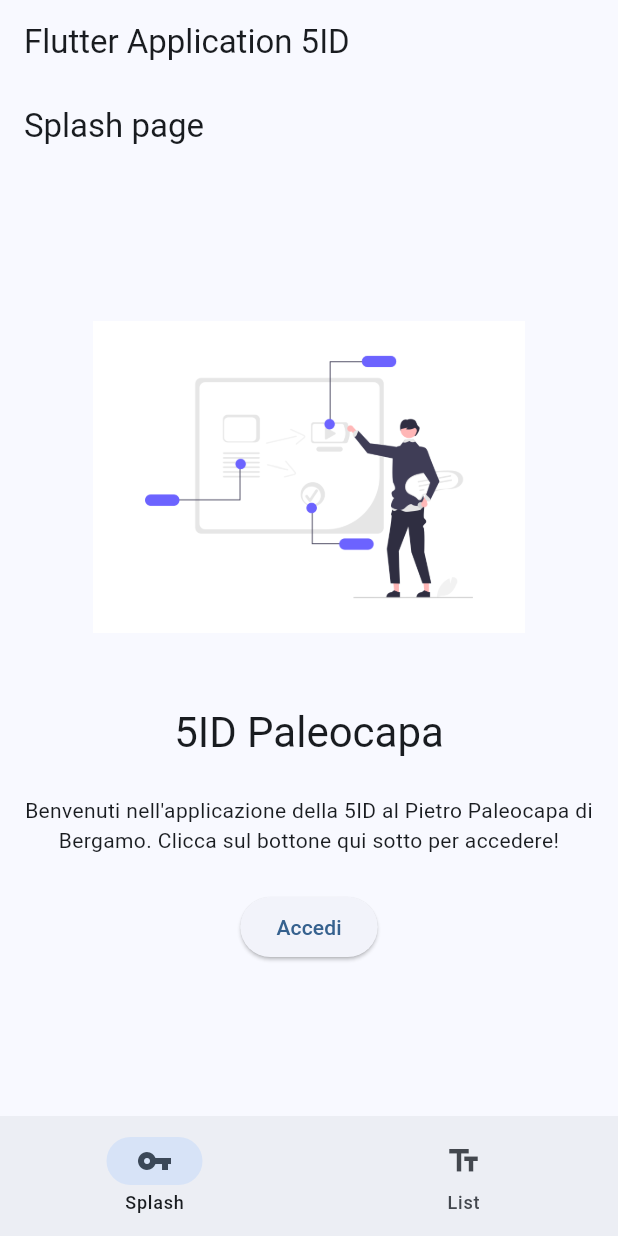
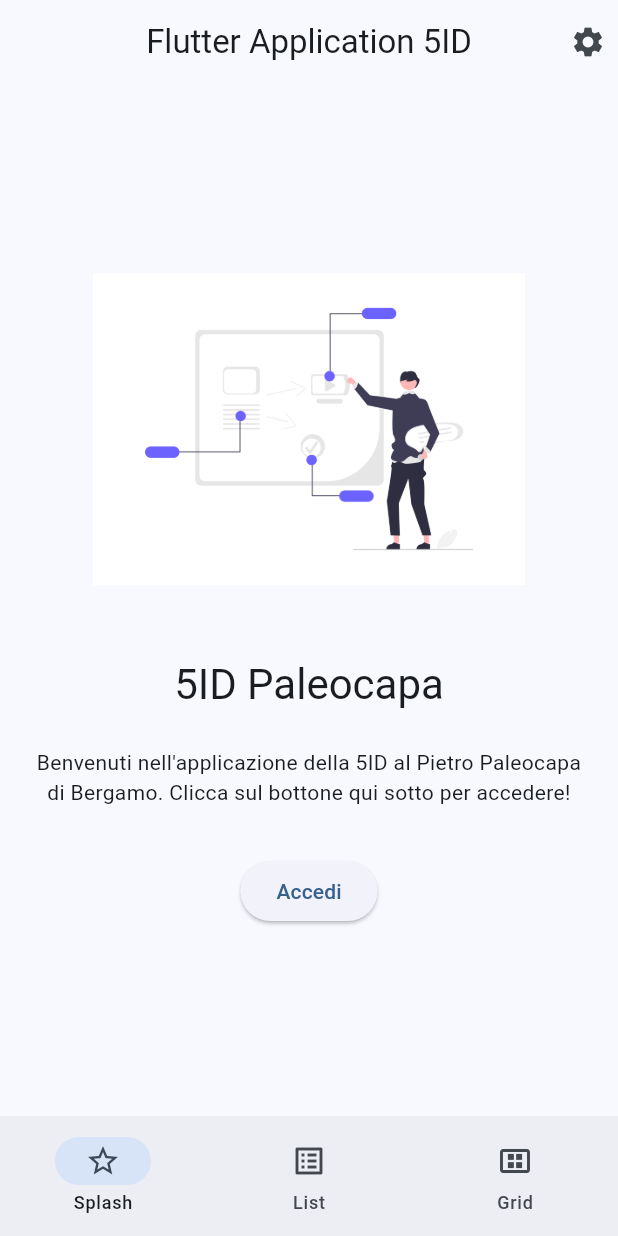
Before and after one commit to polilluminato/presentazione-flutter-paleocapa-2023, a Flutter app: the screen it shows after launch, on a phone screen of 412 x 824 dp. Run offline on Flutter 3.47's test engine with Material 2 defaults, Android fonts, the phone set to English and light mode, and no system bars.

Commit message:
feat: Migliorati i layout

```diff
--- a/code/flutter_5id/lib/main.dart
+++ b/code/flutter_5id/lib/main.dart
@@ -1,4 +1,5 @@
 import 'package:flutter/material.dart';
+import 'package:flutter_5id/pages/griglia_page.dart';
 import 'package:flutter_5id/pages/lista_page.dart';
 import 'package:flutter_5id/pages/splash_page.dart';
 
@@ -35,15 +36,24 @@ class MyHomePage extends StatefulWidget {
 
 class _MyHomePageState extends State<MyHomePage> {
   int selectedTab = 0;
-  List<Widget> tabList = <Widget>[const SplashPage(), const ListPage()];
+  List<Widget> tabList = <Widget>[
+    const SplashPage(),
+    const ListPage(),
+    const GridPage()
+  ];
 
   @override
   Widget build(BuildContext context) {
-    ColorScheme colorScheme = Theme.of(context).colorScheme;
-
     return Scaffold(
       appBar: AppBar(
+        centerTitle: true,
         title: Text(widget.title),
+        actions: const [
+          Padding(
+            padding: EdgeInsets.only(right: 8.0),
+            child: Icon(Icons.settings),
+          )
+        ],
       ),
       body: tabList[selectedTab],
       bottomNavigationBar: NavigationBar(
@@ -55,20 +65,22 @@ class _MyHomePageState extends State<MyHomePage> {
         selectedIndex: selectedTab,
         destinations: const <Widget>[
           NavigationDestination(
-            icon: Icon(Icons.vpn_key),
+            icon: Icon(Icons.star_border),
             label: 'Splash',
           ),
           NavigationDestination(
-            icon: Icon(Icons.text_fields),
+            icon: Icon(Icons.list_alt),
             label: 'List',
+          ),
+          NavigationDestination(
+            icon: Icon(Icons.view_cozy_outlined),
+            label: 'Grid',
           ),
         ],
       ), // This trailing comma makes auto-formatting nicer for build methods.
     );
   }
 }
-
-
 
 // Center(
 //   child: Column(
--- a/code/flutter_5id/lib/pages/lista_page.dart
+++ b/code/flutter_5id/lib/pages/lista_page.dart
@@ -9,9 +9,6 @@ class ListPage extends StatelessWidget {
   @override
   Widget build(BuildContext context) {
     return Scaffold(
-      appBar: AppBar(
-        title: const Text("Pokemon List"),
-      ),
       body: ListView.builder(
         itemCount: pokemonList.length,
         itemBuilder: (context, index) {
--- a/code/flutter_5id/lib/pages/splash_page.dart
+++ b/code/flutter_5id/lib/pages/splash_page.dart
@@ -5,14 +5,10 @@ class SplashPage extends StatelessWidget {
 
   @override
   Widget build(BuildContext context) {
-    ColorScheme colorScheme = Theme.of(context).colorScheme;
     TextTheme textTheme = Theme.of(context).textTheme;
     Size screenSize = MediaQuery.of(context).size;
 
     return Scaffold(
-      appBar: AppBar(
-        title: const Text("Splash page"),
-      ),
       body: Column(
         mainAxisAlignment: MainAxisAlignment.center,
         crossAxisAlignment: CrossAxisAlignment.center,
@@ -28,13 +24,16 @@ class SplashPage extends StatelessWidget {
               style: textTheme.headlineMedium,
             ),
           ),
-          Text(
-            "Benvenuti nell'applicazione della 5ID al Pietro Paleocapa di Bergamo. Clicca sul bottone qui sotto per accedere!",
-            textAlign: TextAlign.center,
-            style: textTheme.bodyMedium,
+          Padding(
+            padding: const EdgeInsets.symmetric(horizontal: 24),
+            child: Text(
+              "Benvenuti nell'applicazione della 5ID al Pietro Paleocapa di Bergamo. Clicca sul bottone qui sotto per accedere!",
+              textAlign: TextAlign.center,
+              style: textTheme.bodyMedium,
+            ),
           ),
           Padding(
-            padding: const EdgeInsets.only(top: 24),
+            padding: const EdgeInsets.only(top: 32),
             child: ElevatedButton(
               onPressed: () {},
               child: const Text("Accedi"),
```
Also changed, not shown: code/flutter_5id/lib/pages/griglia_page.dart (added, +55 -0 lines).
